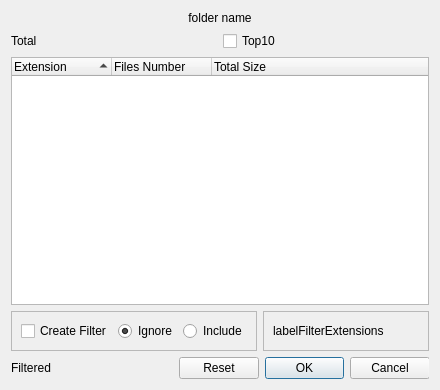
Before: the Qt Designer form src/foldercontentsdialog.ui in artemvlas/veretino, drawn with Qt 5.
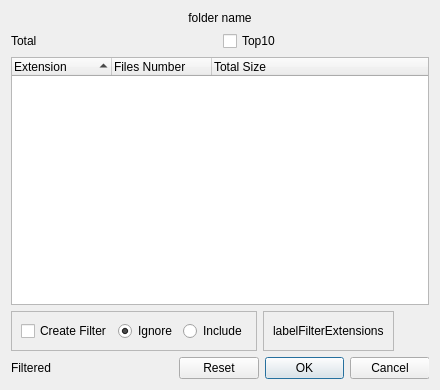
After: the same form once the commit is applied. Custom widgets are drawn as their Qt base class.

Commit message: [FolderContentsDialog] improved checkbox location

```diff
--- a/src/foldercontentsdialog.ui
+++ b/src/foldercontentsdialog.ui
@@ -132,6 +132,19 @@
        </layout>
       </widget>
      </item>
+     <item>
+      <spacer name="horizontalSpacer">
+       <property name="orientation">
+        <enum>Qt::Horizontal</enum>
+       </property>
+       <property name="sizeHint" stdset="0">
+        <size>
+         <width>40</width>
+         <height>20</height>
+        </size>
+       </property>
+      </spacer>
+     </item>
     </layout>
    </item>
    <item row="6" column="0" colspan="2">
```
